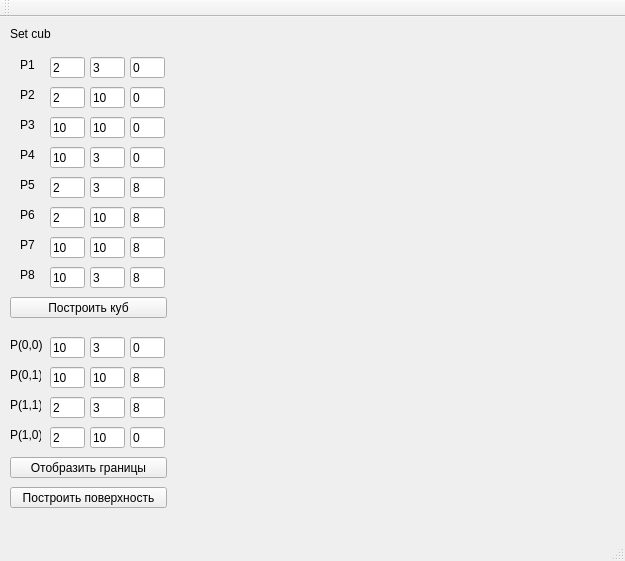
Above: mainwindow.ui from denisovvl/BilinearSurface_ComputerGraphics before the change. Below: the same form after it.
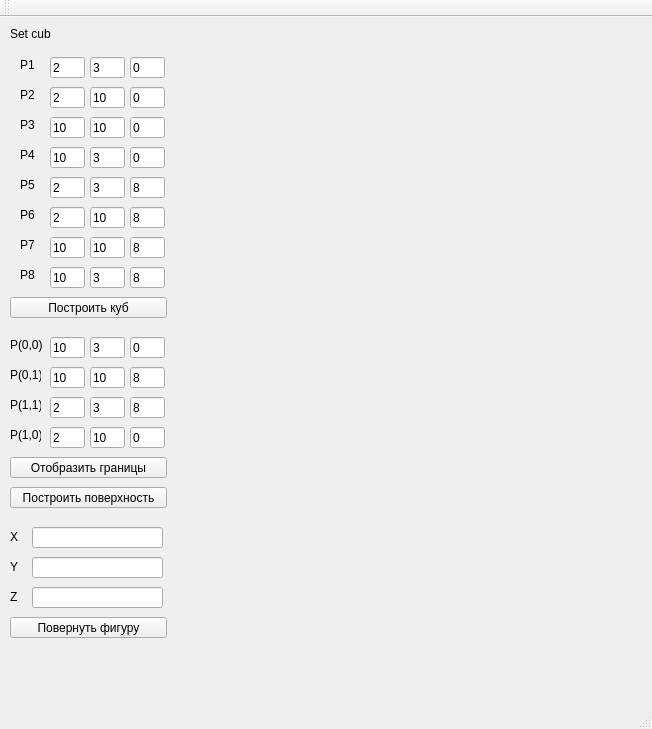
That is the form after the change.

```diff
--- a/mainwindow.ui
+++ b/mainwindow.ui
@@ -6,8 +6,8 @@
    <rect>
     <x>0</x>
     <y>0</y>
-    <width>625</width>
-    <height>561</height>
+    <width>652</width>
+    <height>729</height>
    </rect>
   </property>
   <property name="windowTitle">
@@ -690,6 +690,88 @@
      <string>Построить поверхность</string>
     </property>
    </widget>
+   <widget class="QLabel" name="label_14">
+    <property name="geometry">
+     <rect>
+      <x>10</x>
+      <y>512</y>
+      <width>21</width>
+      <height>16</height>
+     </rect>
+    </property>
+    <property name="text">
+     <string>X</string>
+    </property>
+   </widget>
+   <widget class="QLineEdit" name="angleTurnX">
+    <property name="geometry">
+     <rect>
+      <x>32</x>
+      <y>510</y>
+      <width>131</width>
+      <height>21</height>
+     </rect>
+    </property>
+   </widget>
+   <widget class="QLabel" name="label_15">
+    <property name="geometry">
+     <rect>
+      <x>10</x>
+      <y>542</y>
+      <width>21</width>
+      <height>16</height>
+     </rect>
+    </property>
+    <property name="text">
+     <string>Y</string>
+    </property>
+   </widget>
+   <widget class="QLineEdit" name="angleTurnY">
+    <property name="geometry">
+     <rect>
+      <x>32</x>
+      <y>540</y>
+      <width>131</width>
+      <height>21</height>
+     </rect>
+    </property>
+   </widget>
+   <widget class="QLabel" name="label_16">
+    <property name="geometry">
+     <rect>
+      <x>10</x>
+      <y>572</y>
+      <width>21</width>
+      <height>16</height>
+     </rect>
+    </property>
+    <property name="text">
+     <string>Z</string>
+    </property>
+   </widget>
+   <widget class="QLineEdit" name="angleTurnZ">
+    <property name="geometry">
+     <rect>
+      <x>32</x>
+      <y>570</y>
+      <width>131</width>
+      <height>21</height>
+     </rect>
+    </property>
+   </widget>
+   <widget class="QPushButton" name="turnSurface">
+    <property name="geometry">
+     <rect>
+      <x>10</x>
+      <y>600</y>
+      <width>157</width>
+      <height>21</height>
+     </rect>
+    </property>
+    <property name="text">
+     <string>Повернуть фигуру</string>
+    </property>
+   </widget>
   </widget>
   <widget class="QMenuBar" name="menuBar">
    <property name="geometry">
```
Left out of the diff: 2 changed lines with no effect on the pictures.
